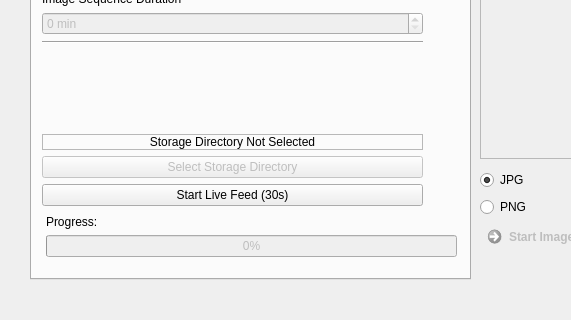
Above: _ui/FlashLapse_CP.ui from CoSE-Jerry/Flashlapse_NEO before the change; both pictures show x 0 to 571 and y 180 to 500 of the 800 by 500 pixel window. Below: the same form after it.
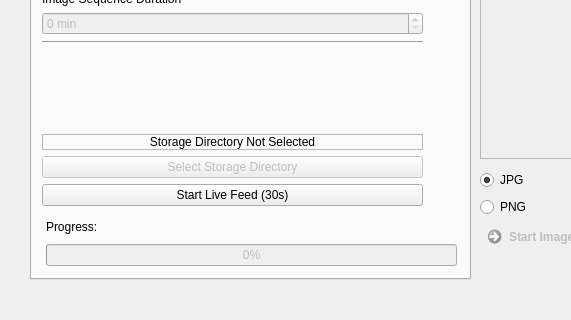
That is the form after the change. Icons and pictures are not drawn.

Patch:
```diff
--- a/_ui/FlashLapse_CP.ui
+++ b/_ui/FlashLapse_CP.ui
@@ -758,7 +758,7 @@
         <x>14</x>
         <y>330</y>
         <width>411</width>
-        <height>42</height>
+        <height>51</height>
        </rect>
       </property>
       <layout class="QVBoxLayout" name="verticalLayout_6">
```
